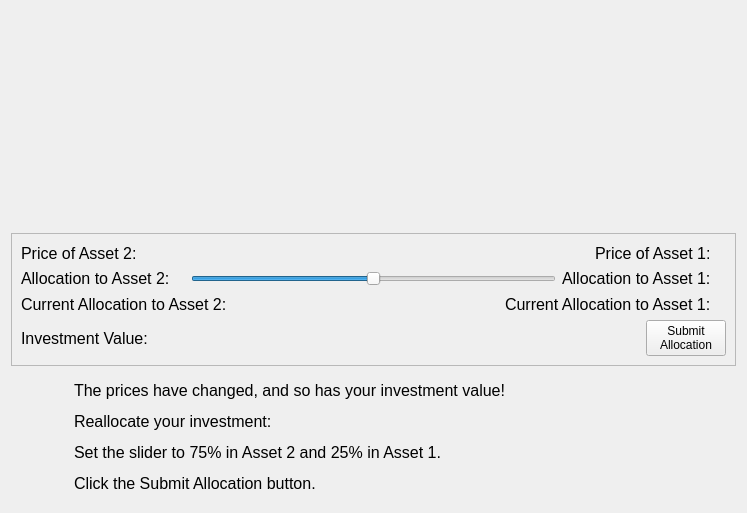
Before: the Qt Designer form MarketSimulation/instructionscreentest2.ui in dwattttt/marketsim, drawn with Qt 5.
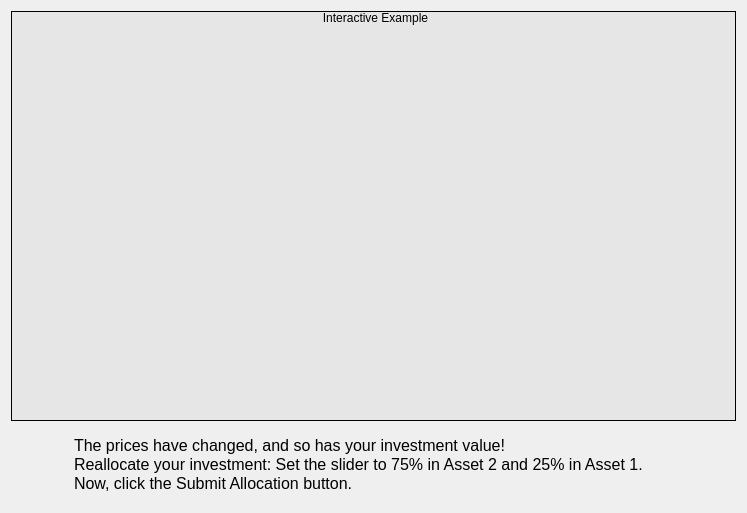
After: the same form once the commit is applied. Custom widgets are drawn as their Qt base class.

Commit message:
Added a user-friendly investment slider with asset 1 on the left even!
Introduced a new .ui class to stop duplication across the various windows,
this necessitated refactoring a few items.

What changed in the file:
```diff
--- a/MarketSimulation/instructionscreentest2.ui
+++ b/MarketSimulation/instructionscreentest2.ui
@@ -15,292 +15,56 @@
   </property>
   <layout class="QVBoxLayout" name="verticalLayout_3">
    <item>
-    <widget class="QWidget" name="plotWidget" native="true">
+    <widget class="QGroupBox" name="groupBox">
      <property name="sizePolicy">
-      <sizepolicy hsizetype="Preferred" vsizetype="Preferred">
+      <sizepolicy hsizetype="Preferred" vsizetype="Expanding">
        <horstretch>0</horstretch>
-       <verstretch>80</verstretch>
+       <verstretch>0</verstretch>
       </sizepolicy>
      </property>
-     <layout class="QHBoxLayout" name="horizontalLayout_7"/>
-    </widget>
-   </item>
-   <item>
-    <widget class="QFrame" name="frame">
-     <property name="frameShape">
-      <enum>QFrame::StyledPanel</enum>
+     <property name="minimumSize">
+      <size>
+       <width>0</width>
+       <height>100</height>
+      </size>
      </property>
-     <property name="frameShadow">
-      <enum>QFrame::Raised</enum>
+     <property name="styleSheet">
+      <string notr="true">#groupBox {
+	background-color: rgb(230, 230, 230);
+	border: 1px solid black;
+}
+
+#groupBox::title {
+     subcontrol-origin: margin;
+     subcontrol-position: top center; /* position at the top center */
+     padding: 0 3px;
+	 background-color: transparent;
+}</string>
      </property>
-     <layout class="QVBoxLayout" name="verticalLayout_2">
+     <property name="title">
+      <string>Interactive Example</string>
+     </property>
+     <layout class="QVBoxLayout" name="verticalLayout">
       <item>
-       <layout class="QVBoxLayout" name="verticalLayout">
-        <item>
-         <layout class="QHBoxLayout" name="horizontalLayout_3">
-          <item>
-           <layout class="QHBoxLayout" name="horizontalLayout_2">
-            <item>
-             <layout class="QHBoxLayout" name="horizontalLayout">
-              <item>
-               <widget class="QLabel" name="label_2">
-                <property name="font">
-                 <font>
-                  <pointsize>12</pointsize>
-                 </font>
-                </property>
-                <property name="text">
-                 <string>Price of Asset 2:</string>
-                </property>
-               </widget>
-              </item>
-              <item>
-               <widget class="QLabel" name="price2Label">
-                <property name="font">
-                 <font>
-                  <pointsize>12</pointsize>
-                 </font>
-                </property>
-                <property name="text">
-                 <string/>
-                </property>
-               </widget>
-              </item>
-             </layout>
-            </item>
-            <item>
-             <spacer name="horizontalSpacer_2">
-              <property name="orientation">
-               <enum>Qt::Horizontal</enum>
-              </property>
-              <property name="sizeHint" stdset="0">
-               <size>
-                <width>40</width>
-                <height>20</height>
-               </size>
-              </property>
-             </spacer>
-            </item>
-            <item>
-             <widget class="QLabel" name="label_3">
-              <property name="font">
-               <font>
-                <pointsize>12</pointsize>
-               </font>
-              </property>
-              <property name="text">
-               <string>Price of Asset 1:</string>
-              </property>
-             </widget>
-            </item>
-            <item>
-             <widget class="QLabel" name="price1Label">
-              <property name="font">
-               <font>
-                <pointsize>12</pointsize>
-               </font>
-              </property>
-              <property name="text">
-               <string/>
-              </property>
-             </widget>
-            </item>
-           </layout>
-          </item>
-         </layout>
-        </item>
-        <item>
-         <layout class="QHBoxLayout" name="horizontalLayout_5">
-          <item>
-           <widget class="QLabel" name="label_5">
-            <property name="font">
-             <font>
-              <pointsize>12</pointsize>
-             </font>
-            </property>
-            <property name="text">
-             <string>Allocation to Asset 2:</string>
-            </property>
-           </widget>
-          </item>
-          <item>
-           <widget class="QLabel" name="allocation2Label">
-            <property name="font">
-             <font>
-              <pointsize>12</pointsize>
-             </font>
-            </property>
-            <property name="text">
-             <string/>
-            </property>
-           </widget>
-          </item>
-          <item>
-           <widget class="QSlider" name="allocationSlider">
-            <property name="maximum">
-             <number>100</number>
-            </property>
-            <property name="singleStep">
-             <number>5</number>
-            </property>
-            <property name="pageStep">
-             <number>5</number>
-            </property>
-            <property name="value">
-             <number>50</number>
-            </property>
-            <property name="sliderPosition">
-             <number>50</number>
-            </property>
-            <property name="tracking">
-             <bool>true</bool>
-            </property>
-            <property name="orientation">
-             <enum>Qt::Horizontal</enum>
-            </property>
-           </widget>
-          </item>
-          <item>
-           <widget class="QLabel" name="label_4">
-            <property name="font">
-             <font>
-              <pointsize>12</pointsize>
-             </font>
-            </property>
-            <property name="text">
-             <string>Allocation to Asset 1:</string>
-            </property>
-           </widget>
-          </item>
-          <item>
-           <widget class="QLabel" name="allocation1Label">
-            <property name="font">
-             <font>
-              <pointsize>12</pointsize>
-             </font>
-            </property>
-            <property name="text">
-             <string/>
-            </property>
-           </widget>
-          </item>
-         </layout>
-        </item>
-        <item>
-         <layout class="QHBoxLayout" name="horizontalLayout_6">
-          <item>
-           <widget class="QLabel" name="label_8">
-            <property name="font">
-             <font>
-              <pointsize>12</pointsize>
-             </font>
-            </property>
-            <property name="text">
-             <string>Current Allocation to Asset 2:</string>
-            </property>
-           </widget>
-          </item>
-          <item>
-           <widget class="QLabel" name="curAllocation2Label">
-            <property name="font">
-             <font>
-              <pointsize>12</pointsize>
-             </font>
-            </property>
-            <property name="text">
-             <string/>
-            </property>
-           </widget>
-          </item>
-          <item>
-           <spacer name="horizontalSpacer_4">
-            <property name="orientation">
-             <enum>Qt::Horizontal</enum>
-            </property>
-            <property name="sizeHint" stdset="0">
-             <size>
-              <width>40</width>
-              <height>20</height>
-             </size>
-            </property>
-           </spacer>
-          </item>
-          <item>
-           <widget class="QLabel" name="label_7">
-            <property name="font">
-             <font>
-              <pointsize>12</pointsize>
-             </font>
-            </property>
-            <property name="text">
-             <string>Current Allocation to Asset 1:</string>
-            </property>
-           </widget>
-          </item>
-          <item>
-           <widget class="QLabel" name="curAllocation1Label">
-            <property name="font">
-             <font>
-              <pointsize>12</pointsize>
-             </font>
-            </property>
-            <property name="text">
-             <string/>
-            </property>
-           </widget>
-          </item>
-         </layout>
-        </item>
-        <item>
-         <layout class="QHBoxLayout" name="horizontalLayout_4">
-          <item>
-           <widget class="QLabel" name="label_9">
-            <property name="font">
-             <font>
-              <pointsize>12</pointsize>
-             </font>
-            </property>
-            <property name="text">
-             <string>Investment Value:</string>
-            </property>
-           </widget>
-          </item>
-          <item>
-           <widget class="QLabel" name="wealthLabel">
-            <property name="font">
-             <font>
-              <pointsize>12</pointsize>
-             </font>
-            </property>
-            <property name="text">
-             <string/>
-            </property>
-           </widget>
-          </item>
-          <item>
-           <spacer name="horizontalSpacer_3">
-            <property name="orientation">
-             <enum>Qt::Horizontal</enum>
-            </property>
-            <property name="sizeHint" stdset="0">
-             <size>
-              <width>40</width>
-              <height>20</height>
-             </size>
-            </property>
-           </spacer>
-          </item>
-          <item>
-           <widget class="QPushButton" name="allocationButton">
-            <property name="text">
-             <string>Submit
-Allocation</string>
-            </property>
-           </widget>
-          </item>
-         </layout>
-        </item>
-       </layout>
+       <widget class="QWidget" name="plotWidget" native="true">
+        <property name="sizePolicy">
+         <sizepolicy hsizetype="Preferred" vsizetype="Preferred">
+          <horstretch>0</horstretch>
+          <verstretch>80</verstretch>
+         </sizepolicy>
+        </property>
+        <layout class="QHBoxLayout" name="horizontalLayout_7"/>
+       </widget>
+      </item>
+      <item>
+       <widget class="investmentSlider" name="investment" native="true">
+        <property name="minimumSize">
+         <size>
+          <width>0</width>
+          <height>50</height>
+         </size>
+        </property>
+       </widget>
       </item>
      </layout>
     </widget>
@@ -341,7 +105,10 @@
          </font>
         </property>
         <property name="text">
-         <string>&lt;html&gt;&lt;head/&gt;&lt;body&gt;&lt;p&gt;The prices have changed, and so has your investment value!&lt;/p&gt;&lt;p&gt;Reallocate your investment:&lt;/p&gt;&lt;p&gt;Set the slider to 75% in Asset 2 and 25% in Asset 1.&lt;/p&gt;&lt;p&gt;Click the Submit Allocation button.&lt;/p&gt;&lt;/body&gt;&lt;/html&gt;</string>
+         <string>&lt;html&gt;&lt;head/&gt;&lt;body&gt;&lt;p style=&quot; margin-top:0px; margin-bottom:0px; margin-left:0px; margin-right:0px; -qt-block-indent:0; text-indent:0px;&quot;&gt;The prices have changed, and so has your investment value!&lt;/p&gt;&lt;p style=&quot; margin-top:0px; margin-bottom:0px; margin-left:0px; margin-right:0px; -qt-block-indent:0; text-indent:0px;&quot;&gt;Reallocate your investment: Set the slider to 75% in Asset 2 and 25% in Asset 1.&lt;/p&gt;&lt;p style=&quot; margin-top:0px; margin-bottom:0px; margin-left:0px; margin-right:0px; -qt-block-indent:0; text-indent:0px;&quot;&gt;Now, click the Submit Allocation button.&lt;/p&gt;&lt;/body&gt;&lt;/html&gt;</string>
+        </property>
+        <property name="textFormat">
+         <enum>Qt::AutoText</enum>
         </property>
         <property name="wordWrap">
          <bool>true</bool>
@@ -366,6 +133,14 @@
    </item>
   </layout>
  </widget>
+ <customwidgets>
+  <customwidget>
+   <class>investmentSlider</class>
+   <extends>QWidget</extends>
+   <header>investmentslider.h</header>
+   <container>1</container>
+  </customwidget>
+ </customwidgets>
  <resources/>
  <connections/>
 </ui>
```
The commit also changes 19 other files.
